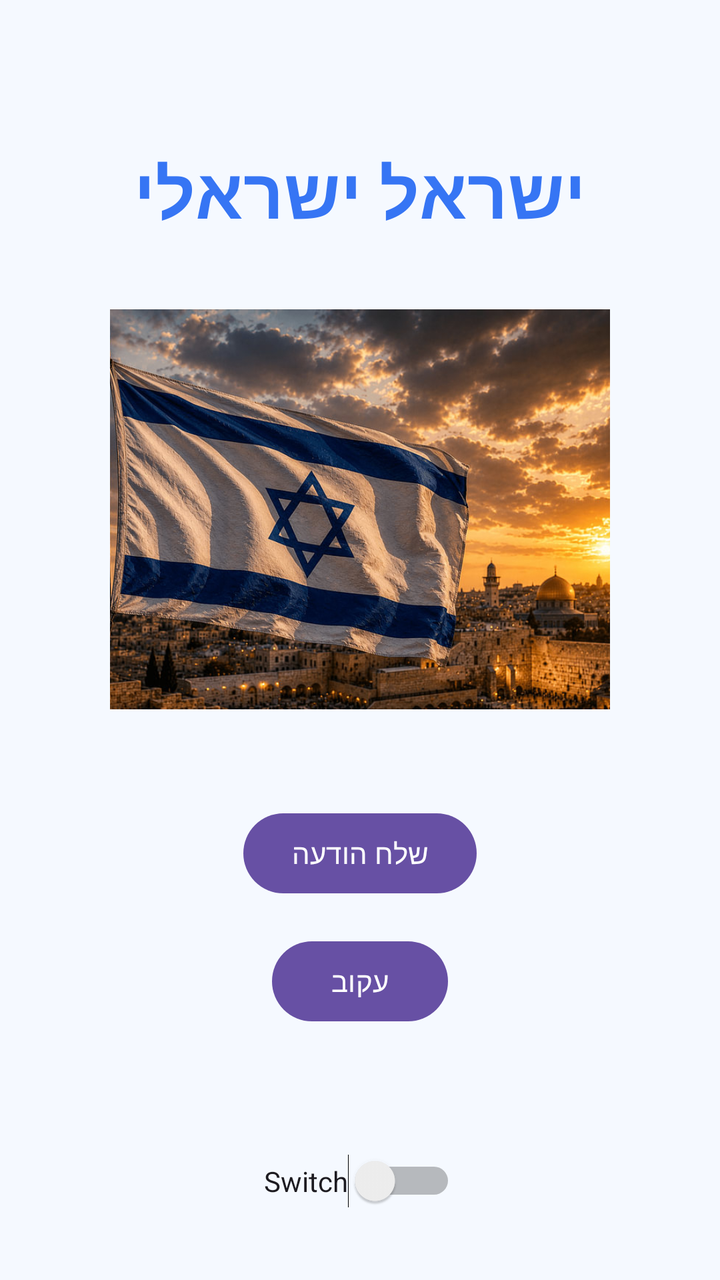
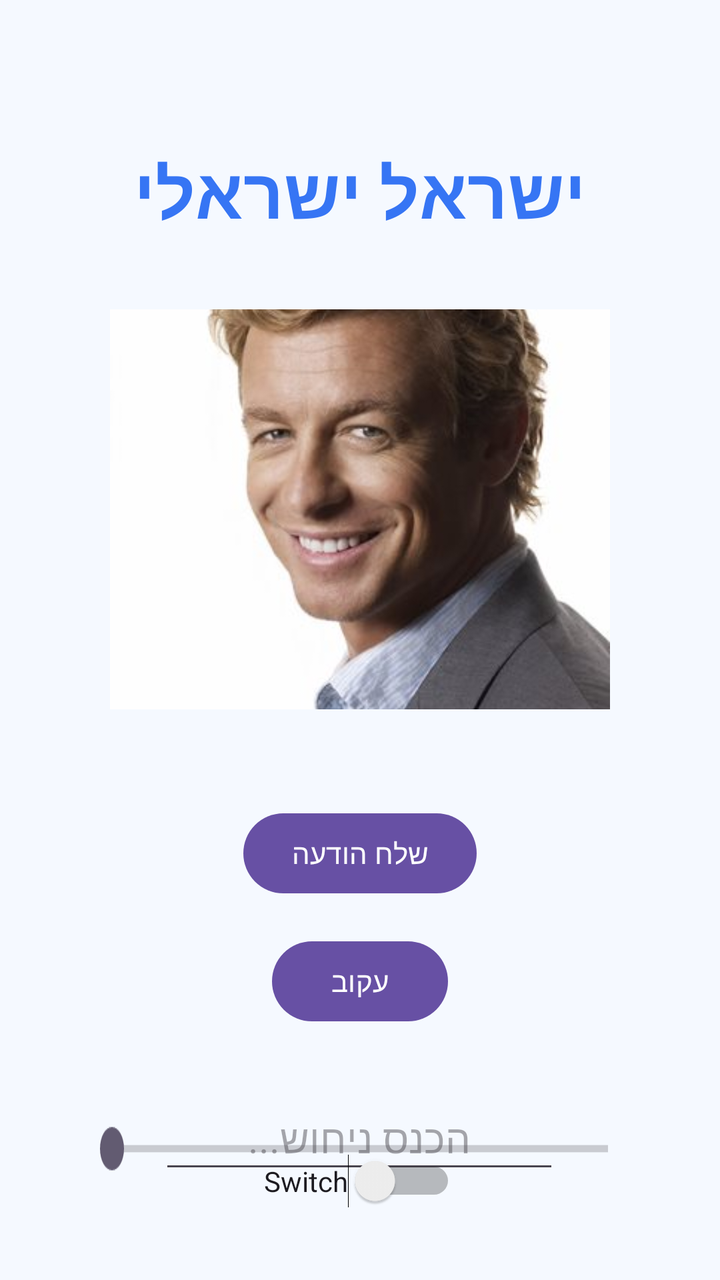

Two renders of the same Android screen: before a commit and after it. Below are the layout's source before the change and the commit's diff.
<!-- AndroidManifest.xml: application theme Theme.MorielMyApplication -->
<!-- res/layout/activity_main.xml -->
<?xml version="1.0" encoding="utf-8"?>
<androidx.constraintlayout.widget.ConstraintLayout
    xmlns:android="http://schemas.android.com/apk/res/android"
    xmlns:app="http://schemas.android.com/apk/res-auto"
    xmlns:tools="http://schemas.android.com/tools"
    android:layout_width="match_parent"
    android:layout_height="match_parent"
    android:background="#F5F9FF"
    android:padding="16dp">

    <TextView
        android:id="@+id/tvUserName"
        android:layout_width="0dp"
        android:layout_height="wrap_content"
        android:layout_marginTop="56dp"
        android:gravity="center"
        android:text="@string/user_name"
        android:textColor="#3675F4"
        android:textSize="35sp"
        android:textStyle="bold"
        app:layout_constraintEnd_toEndOf="parent"
        app:layout_constraintHorizontal_bias="0.0"
        app:layout_constraintStart_toStartOf="parent"
        app:layout_constraintTop_toTopOf="parent" />

    <ImageView
        android:id="@+id/btn_img"
        android:layout_width="250dp"
        android:layout_height="200dp"
        android:layout_marginTop="35dp"
        android:contentDescription="תמונה ראשית"
        android:scaleType="centerCrop"
        android:src="@drawable/img"
        app:layout_constraintTop_toBottomOf="@id/tvUserName"
        app:layout_constraintStart_toStartOf="parent"
        app:layout_constraintEnd_toEndOf="parent" />

    <Button
        android:id="@+id/btnSendMessage"
        android:layout_width="wrap_content"
        android:layout_height="wrap_content"
        android:layout_marginTop="48dp"
        android:text="@string/send_message"
        app:layout_constraintEnd_toEndOf="parent"
        app:layout_constraintStart_toStartOf="parent"
        app:layout_constraintTop_toBottomOf="@+id/btn_img" />

    
    <Button
        android:id="@+id/btnFollow"
        android:layout_width="wrap_content"
        android:layout_height="wrap_content"
        android:layout_marginTop="16dp"
        android:text="@string/follow"
        app:layout_constraintEnd_toEndOf="parent"
        app:layout_constraintStart_toStartOf="parent"
        app:layout_constraintTop_toBottomOf="@+id/btnSendMessage" />

    <Switch

        android:id="@+id/switch1"
        android:layout_width="wrap_content"
        android:layout_height="wrap_content"
        android:gravity="center"
        android:text="Switch"
        app:layout_constraintBottom_toBottomOf="parent"
        app:layout_constraintEnd_toEndOf="parent"
        app:layout_constraintStart_toStartOf="parent"
        app:layout_constraintTop_toBottomOf="@+id/btnFollow"
        app:layout_constraintVertical_bias="0.756" />

</androidx.constraintlayout.widget.ConstraintLayout>
<!-- resources referenced by this layout -->
<resources>
  <!-- drawable img: png bitmap (drawable, 148885 bytes) -->
  <string name="follow">עקוב</string>
  <string name="send_message">שלח הודעה</string>
  <string name="user_name">ישראל ישראלי</string>
  <style name="Theme.MorielMyApplication" parent="Base.Theme.MorielMyApplication" />
  <style name="Base.Theme.MorielMyApplication" parent="Theme.Material3.DayNight.NoActionBar">
          
          
      </style>
</resources>

<!-- the commit's change to res/layout/activity_main.xml (unified diff, before → after) -->
@@ -23,14 +23,42 @@
         app:layout_constraintStart_toStartOf="parent"
         app:layout_constraintTop_toTopOf="parent" />
 
+
+    <EditText
+        android:id="@+id/etGuess"
+        android:layout_width="200dp"
+        android:layout_height="wrap_content"
+        android:layout_marginTop="424dp"
+        android:gravity="center"
+        android:hint="הכנס ניחוש..."
+        android:importantForAutofill="no"
+        android:inputType="number"
+        android:minHeight="48dp"
+        android:textSize="20sp"
+        app:layout_constraintEnd_toEndOf="parent"
+        app:layout_constraintHorizontal_bias="0.497"
+        app:layout_constraintStart_toStartOf="parent"
+        app:layout_constraintTop_toBottomOf="@id/tvUserName" />
+
     <ImageView
-        android:id="@+id/btn_img"
+        android:id="@+id/btn_img1"
         android:layout_width="250dp"
         android:layout_height="200dp"
         android:layout_marginTop="35dp"
         android:contentDescription="תמונה ראשית"
         android:scaleType="centerCrop"
-        android:src="@drawable/img"
+        android:src="@drawable/img1"
+        app:layout_constraintTop_toBottomOf="@id/tvUserName"
+        app:layout_constraintStart_toStartOf="parent"
+        app:layout_constraintEnd_toEndOf="parent" />
+    <ImageView
+        android:id="@+id/btn_img2"
+        android:layout_width="250dp"
+        android:layout_height="200dp"
+        android:layout_marginTop="35dp"
+        android:contentDescription="תמונה ראשית"
+        android:scaleType="centerCrop"
+        android:src="@drawable/img2"
         app:layout_constraintTop_toBottomOf="@id/tvUserName"
         app:layout_constraintStart_toStartOf="parent"
         app:layout_constraintEnd_toEndOf="parent" />
@@ -43,7 +71,7 @@
         android:text="@string/send_message"
         app:layout_constraintEnd_toEndOf="parent"
         app:layout_constraintStart_toStartOf="parent"
-        app:layout_constraintTop_toBottomOf="@+id/btn_img" />
+        app:layout_constraintTop_toBottomOf="@+id/btn_img2" />
 
     
     <Button
@@ -69,4 +97,20 @@
         app:layout_constraintTop_toBottomOf="@+id/btnFollow"
         app:layout_constraintVertical_bias="0.756" />
 
+    <SeekBar
+        android:id="@+id/mySeekBar"
+        android:layout_width="0dp"
+        android:layout_height="wrap_content"
+        android:layout_marginStart="24dp"
+        android:layout_marginEnd="24dp"
+        android:scaleY="1.8"
+        app:layout_constraintBottom_toBottomOf="parent"
+        app:layout_constraintEnd_toEndOf="parent"
+        app:layout_constraintStart_toStartOf="parent"
+        app:layout_constraintTop_toBottomOf="@+id/btnFollow"
+        app:layout_constraintVertical_bias="0.554" />
+
+
+
+
 </androidx.constraintlayout.widget.ConstraintLayout>
<!-- resource entries referenced after the edit -->
@@ -1,6 +1,7 @@
 <!-- resources referenced by this layout -->
 <resources>
-  <!-- drawable img: png bitmap (drawable, 148885 bytes) -->
+  <!-- drawable img1: png bitmap (drawable, 944481 bytes) -->
+  <!-- drawable img2: png bitmap (drawable, 20702 bytes) -->
   <string name="follow">עקוב</string>
   <string name="send_message">שלח הודעה</string>
   <string name="user_name">ישראל ישראלי</string>
